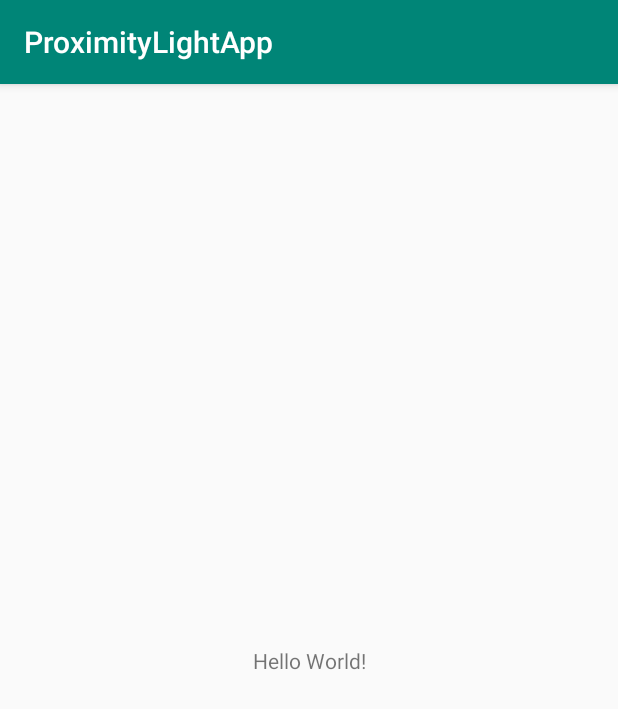
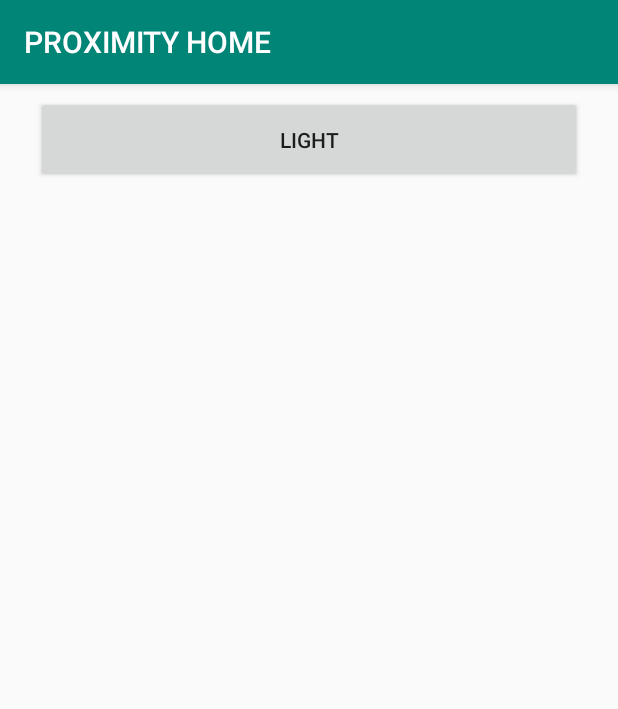
Before and after one commit to michalr9/Proximity_and_autolight_app_project, an Android app: the screen it shows after launch (MainMenu), on a phone screen of 412 x 824 dp. Shown: the top 709 px of the screen. Run offline under Robolectric (Android 15) with nearby library versions, the light colour scheme and no system bars.

Commit message:
button light added

```diff
--- a/app/src/main/res/layout/activity_main_menu.xml
+++ b/app/src/main/res/layout/activity_main_menu.xml
@@ -6,13 +6,15 @@
     android:layout_height="match_parent"
     tools:context=".MainMenu">
 
-    <TextView
-        android:layout_width="wrap_content"
-        android:layout_height="wrap_content"
-        android:text="Hello World!"
-        app:layout_constraintBottom_toBottomOf="parent"
-        app:layout_constraintLeft_toLeftOf="parent"
-        app:layout_constraintRight_toRightOf="parent"
+    <Button
+        android:id="@+id/button"
+        android:layout_width="364dp"
+        android:layout_height="58dp"
+        android:layout_marginStart="8dp"
+        android:layout_marginTop="8dp"
+        android:layout_marginEnd="8dp"
+        android:text="@string/lightButton"
+        app:layout_constraintEnd_toEndOf="parent"
+        app:layout_constraintStart_toStartOf="parent"
         app:layout_constraintTop_toTopOf="parent" />
-
 </android.support.constraint.ConstraintLayout>
--- a/app/src/main/res/values/strings.xml
+++ b/app/src/main/res/values/strings.xml
@@ -1,3 +1,4 @@
 <resources>
-    <string name="app_name">ProximityLightApp</string>
+    <string name="app_name">PROXIMITY HOME</string>
+    <string name="lightButton">LIGHT</string>
 </resources>
```
